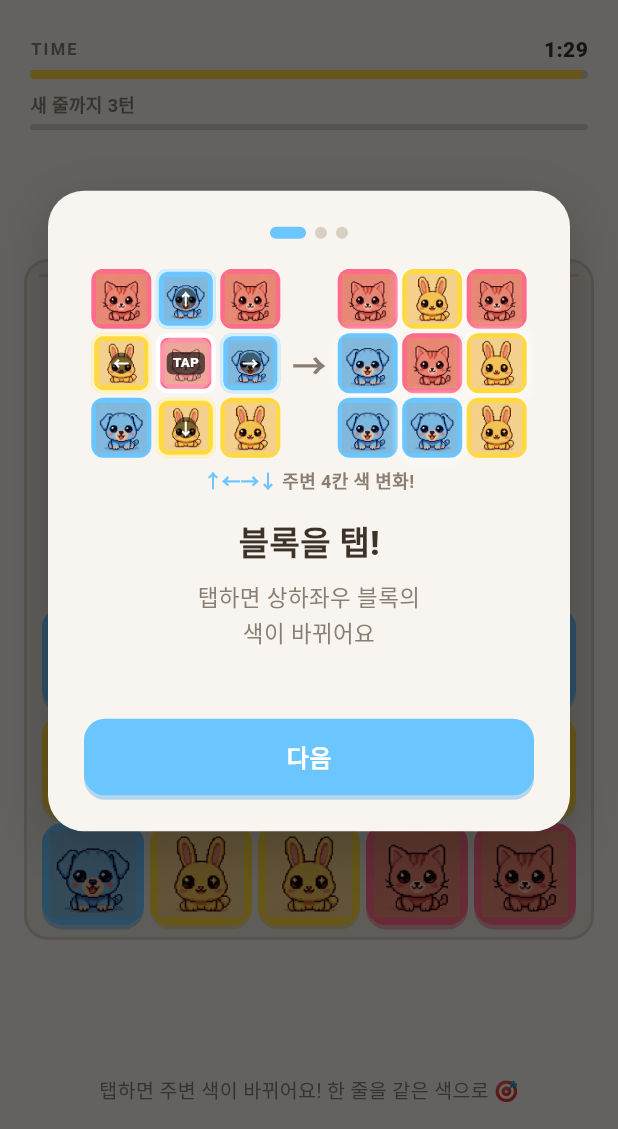
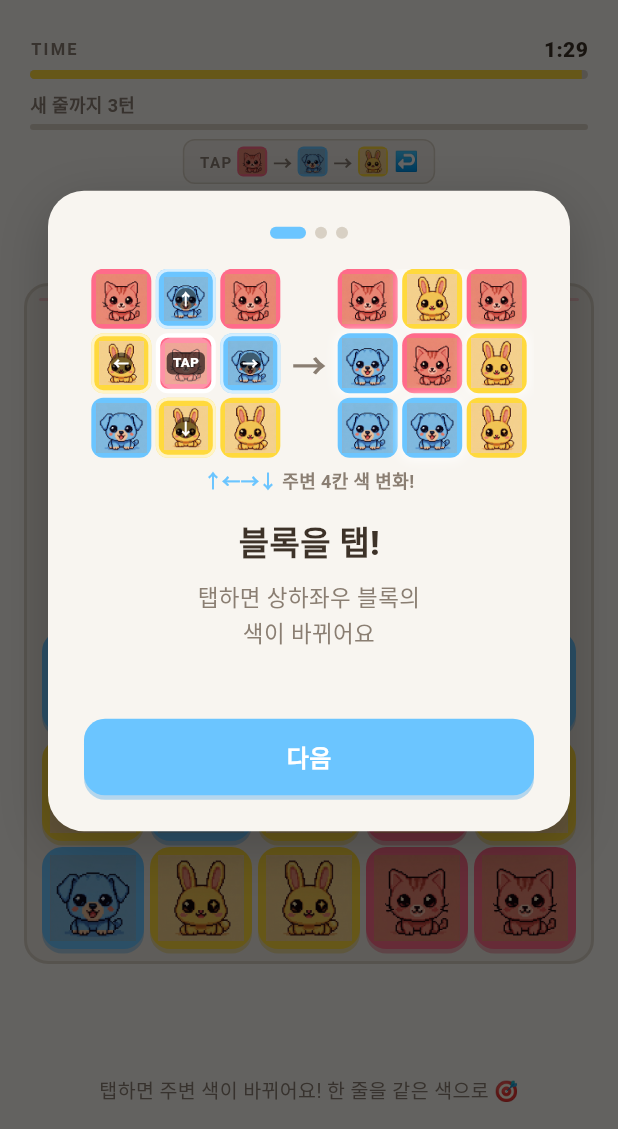
Before and after one commit to thingineeer/flipop, a Flutter app: the GameScreen screen opened directly, on a phone screen of 412 x 824 dp, the part 107-1236 px from its top. Run offline on Flutter 3.47's test engine with Material 3 defaults, Android fonts, the light colour scheme and no system bars; our stand-ins replace cloud_firestore, firebase_analytics, firebase_auth, firebase_core, flutter_secure_storage, google_mobile_ads and 2 more; accounts and stored records are empty; Roboto replaces fonts that are missing (SF Pro Rounded).

Commit message:
feat: 색 순환 인디케이터 + 블록 탭 glow 효과 추가
- 게임 화면 상단에 색 순환 순서 인디케이터 상시 표시
- colorCount에 따라 3색/4색 캐릭터 이미지로 순환 순서 안내
- 블록 탭 시 변환된 인접 블록에 200ms glow 효과 표시

```diff
--- a/lib/ui/game_screen.dart
+++ b/lib/ui/game_screen.dart
@@ -42,6 +42,9 @@ class _GameScreenState extends State<GameScreen> with TickerProviderStateMixin {
   // 콤보 쉐이크
   AnimationController? _shakeController;
   Animation<double>? _shakeAnimation;
+
+  // 인접 블록 glow 효과
+  Set<String> _glowingCells = {};
 
   // 그리드 레이아웃 정보 (파티클 위치 계산용)
   double _cellSize = 0;
@@ -106,6 +109,29 @@ class _GameScreenState extends State<GameScreen> with TickerProviderStateMixin {
     if (_state.isGameOver) return;
 
     HapticFeedback.lightImpact();
+
+    // 인접 셀 glow 효과
+    final adjacentKeys = <String>{};
+    const directions = [[0, 1], [0, -1], [1, 0], [-1, 0]];
+    for (final dir in directions) {
+      final nr = row + dir[0];
+      final nc = col + dir[1];
+      if (nr >= 0 && nr < GameState.rows && nc >= 0 && nc < GameState.cols) {
+        if (_state.grid[nr][nc] != null) {
+          adjacentKeys.add('${nr}_$nc');
+        }
+      }
+    }
+    setState(() {
+      _glowingCells = adjacentKeys;
+    });
+    Future.delayed(const Duration(milliseconds: 200), () {
+      if (mounted) {
+        setState(() {
+          _glowingCells = {};
+        });
+      }
+    });
 
     final oldGrid = _state.grid;
     final oldScore = _state.score;
@@ -300,7 +326,9 @@ class _GameScreenState extends State<GameScreen> with TickerProviderStateMixin {
                   _buildTimerBar(),
                   const SizedBox(height: 8),
                   _buildTurnIndicator(),
-                  const SizedBox(height: 12),
+                  const SizedBox(height: 6),
+                  _buildColorCycleIndicator(),
+                  const SizedBox(height: 8),
                   Expanded(
                     child: Center(
                       child: Padding(
@@ -597,6 +625,95 @@ class _GameScreenState extends State<GameScreen> with TickerProviderStateMixin {
     );
   }
 
+  Widget _buildColorCycleIndicator() {
+    final colors = BlockColor.values.sublist(0, _state.colorCount);
+    final children = <Widget>[];
+
+    for (int i = 0; i < colors.length; i++) {
+      // 블록 이미지
+      children.add(
+        Container(
+          width: 20,
+          height: 20,
+          decoration: BoxDecoration(
+            color: GameColors.blockColors[colors[i]],
+            borderRadius: BorderRadius.circular(4),
+          ),
+          child: ClipRRect(
+            borderRadius: BorderRadius.circular(4),
+            child: Padding(
+              padding: const EdgeInsets.all(1.5),
+              child: Image.asset(
+                GameColors.blockImages[colors[i]]!,
+                width: 17,
+                height: 17,
+                fit: BoxFit.contain,
+              ),
+            ),
+          ),
+        ),
+      );
+
+      // 화살표
+      if (i < colors.length - 1) {
+        children.add(
+          Padding(
+            padding: const EdgeInsets.symmetric(horizontal: 4),
+            child: Text(
+              '\u2192',
+              style: TextStyle(
+                color: GameColors.textSecondary,
+                fontSize: 12,
+                fontWeight: FontWeight.w600,
+              ),
+            ),
+          ),
+        );
+      }
+    }
+
+    // 순환 화살표 (마지막 → 첫번째)
+    children.add(
+      Padding(
+        padding: const EdgeInsets.only(left: 4),
+        child: Text(
+          '\u21A9',
+          style: TextStyle(
+            color: GameColors.textSecondary,
+            fontSize: 13,
+            fontWeight: FontWeight.w600,
+          ),
+        ),
+      ),
+    );
+
+    return Container(
+      margin: const EdgeInsets.symmetric(horizontal: 20),
+      padding: const EdgeInsets.symmetric(horizontal: 10, vertical: 4),
+      decoration: BoxDecoration(
+        color: GameColors.gridBackground.withValues(alpha: 0.7),
+        borderRadius: BorderRadius.circular(8),
+        border: Border.all(color: GameColors.gridLine, width: 1),
+      ),
+      child: Row(
+        mainAxisSize: MainAxisSize.min,
+        mainAxisAlignment: MainAxisAlignment.center,
+        children: [
+          Text(
+            'TAP ',
+            style: TextStyle(
+              color: GameColors.textSecondary,
+              fontSize: 10,
+              fontWeight: FontWeight.w700,
+              letterSpacing: 1,
+            ),
+          ),
+          ...children,
+        ],
+      ),
+    );
+  }
+
   Widget _buildGrid(double cellSize, int visibleRows, double gap) {
     return Container(
       key: _gridKey,
@@ -642,8 +759,9 @@ class _GameScreenState extends State<GameScreen> with TickerProviderStateMixin {
 
   Widget _buildCell(int row, int col, double cellSize) {
     final cell = _state.grid[row][col];
+    final isGlowing = _glowingCells.contains('${row}_$col');
 
-    return AnimatedSwitcher(
+    Widget cellWidget = AnimatedSwitcher(
       duration: const Duration(milliseconds: 200),
       switchInCurve: Curves.easeOutBack,
       switchOutCurve: Curves.easeIn,
@@ -673,6 +791,25 @@ class _GameScreenState extends State<GameScreen> with TickerProviderStateMixin {
               onTap: () => _onTap(row, col),
             ),
     );
+
+    if (isGlowing && cell != null) {
+      final glowColor = GameColors.blockColors[cell.color]!;
+      cellWidget = Container(
+        decoration: BoxDecoration(
+          borderRadius: BorderRadius.circular(cellSize * 0.2),
+          boxShadow: [
+            BoxShadow(
+              color: glowColor.withValues(alpha: 0.6),
+              blurRadius: 8,
+              spreadRadius: 2,
+            ),
+          ],
+        ),
+        child: cellWidget,
+      );
+    }
+
+    return cellWidget;
   }
 }
 
```
